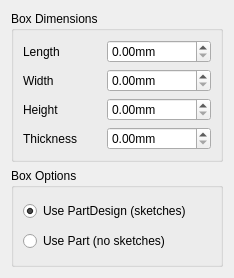
Old version of the form dialogs/basicbox.ui in the repository Eskibrew/LaserBoxTools.
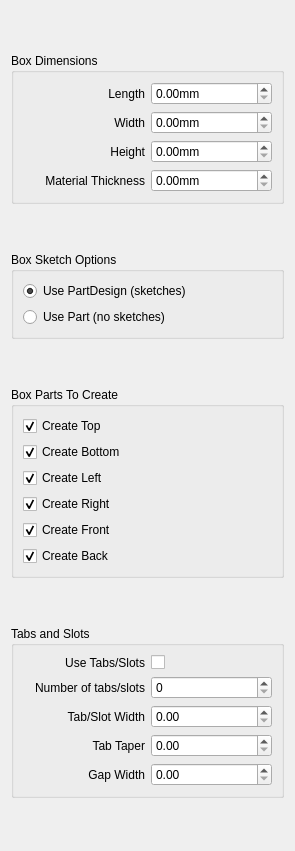
New version of the form.

Commit message: 1) When creating a box, add the option to include tabs and slots 2) Add a package.xml file 3) Clarify that make box creates a group of bodies

Patch:
```diff
--- a/dialogs/basicbox.ui
+++ b/dialogs/basicbox.ui
@@ -6,16 +6,28 @@
    <rect>
     <x>0</x>
     <y>0</y>
-    <width>234</width>
-    <height>278</height>
+    <width>295</width>
+    <height>851</height>
    </rect>
   </property>
+  <property name="minimumSize">
+   <size>
+    <width>0</width>
+    <height>851</height>
+   </size>
+  </property>
   <property name="windowTitle">
    <string>Dialog</string>
   </property>
-  <layout class="QGridLayout" name="gridLayout">
-   <item row="0" column="0">
+  <layout class="QVBoxLayout" name="verticalLayout_3">
+   <item>
     <widget class="QGroupBox" name="Dimensions">
+     <property name="sizePolicy">
+      <sizepolicy hsizetype="Preferred" vsizetype="Fixed">
+       <horstretch>0</horstretch>
+       <verstretch>0</verstretch>
+      </sizepolicy>
+     </property>
      <property name="title">
       <string>Box Dimensions</string>
      </property>
@@ -25,6 +37,9 @@
         <property name="text">
          <string>Length</string>
         </property>
+        <property name="alignment">
+         <set>Qt::AlignRight|Qt::AlignTrailing|Qt::AlignVCenter</set>
+        </property>
        </widget>
       </item>
       <item row="1" column="1">
@@ -55,6 +70,9 @@
         <property name="text">
          <string>Width</string>
         </property>
+        <property name="alignment">
+         <set>Qt::AlignRight|Qt::AlignTrailing|Qt::AlignVCenter</set>
+        </property>
        </widget>
       </item>
       <item row="2" column="1">
@@ -72,12 +90,18 @@
         <property name="text">
          <string>Height</string>
         </property>
+        <property name="alignment">
+         <set>Qt::AlignRight|Qt::AlignTrailing|Qt::AlignVCenter</set>
+        </property>
        </widget>
       </item>
       <item row="3" column="0">
        <widget class="QLabel" name="label_4">
         <property name="text">
-         <string>Thickness</string>
+         <string>Material Thickness</string>
+        </property>
+        <property name="alignment">
+         <set>Qt::AlignRight|Qt::AlignTrailing|Qt::AlignVCenter</set>
         </property>
        </widget>
       </item>
@@ -94,10 +118,16 @@
      </layout>
     </widget>
    </item>
-   <item row="1" column="0">
+   <item>
     <widget class="QGroupBox" name="groupBox">
+     <property name="sizePolicy">
+      <sizepolicy hsizetype="Preferred" vsizetype="Fixed">
+       <horstretch>0</horstretch>
+       <verstretch>0</verstretch>
+      </sizepolicy>
+     </property>
      <property name="title">
-      <string>Box Options</string>
+      <string>Box Sketch Options</string>
      </property>
      <layout class="QVBoxLayout" name="verticalLayout">
       <item>
@@ -120,6 +150,172 @@
      </layout>
     </widget>
    </item>
+   <item>
+    <widget class="QGroupBox" name="groupBox_2">
+     <property name="sizePolicy">
+      <sizepolicy hsizetype="Preferred" vsizetype="Fixed">
+       <horstretch>0</horstretch>
+       <verstretch>0</verstretch>
+      </sizepolicy>
+     </property>
+     <property name="title">
+      <string>Box Parts To Create</string>
+     </property>
+     <layout class="QVBoxLayout" name="verticalLayout_2">
+      <item>
+       <widget class="QCheckBox" name="cbTop">
+        <property name="text">
+         <string>Create Top</string>
+        </property>
+        <property name="checked">
+         <bool>true</bool>
+        </property>
+       </widget>
+      </item>
+      <item>
+       <widget class="QCheckBox" name="cbBottom">
+        <property name="text">
+         <string>Create Bottom</string>
+        </property>
+        <property name="checked">
+         <bool>true</bool>
+        </property>
+       </widget>
+      </item>
+      <item>
+       <widget class="QCheckBox" name="cbLeft">
+        <property name="text">
+         <string>Create Left</string>
+        </property>
+        <property name="checked">
+         <bool>true</bool>
+        </property>
+       </widget>
+      </item>
+      <item>
+       <widget class="QCheckBox" name="cbRight">
+        <property name="text">
+         <string>Create Right</string>
+        </property>
+        <property name="checked">
+         <bool>true</bool>
+        </property>
+       </widget>
+      </item>
+      <item>
+       <widget class="QCheckBox" name="cbFront">
+        <property name="text">
+         <string>Create Front</string>
+        </property>
+        <property name="checked">
+         <bool>true</bool>
+        </property>
+       </widget>
+      </item>
+      <item>
+       <widget class="QCheckBox" name="cbBack">
+        <property name="text">
+         <string>Create Back</string>
+        </property>
+        <property name="checked">
+         <bool>true</bool>
+        </property>
+       </widget>
+      </item>
+     </layout>
+    </widget>
+   </item>
+   <item>
+    <widget class="QGroupBox" name="groupBox_3">
+     <property name="sizePolicy">
+      <sizepolicy hsizetype="Preferred" vsizetype="Fixed">
+       <horstretch>0</horstretch>
+       <verstretch>0</verstretch>
+      </sizepolicy>
+     </property>
+     <property name="title">
+      <string>Tabs and Slots</string>
+     </property>
+     <layout class="QGridLayout" name="gridLayout">
+      <item row="4" column="0">
+       <widget class="QLabel" name="label_17">
+        <property name="text">
+         <string>Gap Width</string>
+        </property>
+        <property name="alignment">
+         <set>Qt::AlignRight|Qt::AlignTrailing|Qt::AlignVCenter</set>
+        </property>
+       </widget>
+      </item>
+      <item row="2" column="0">
+       <widget class="QLabel" name="label_16">
+        <property name="text">
+         <string>Tab/Slot Width</string>
+        </property>
+        <property name="alignment">
+         <set>Qt::AlignRight|Qt::AlignTrailing|Qt::AlignVCenter</set>
+        </property>
+       </widget>
+      </item>
+      <item row="0" column="0">
+       <widget class="QLabel" name="label_24">
+        <property name="text">
+         <string>Use Tabs/Slots</string>
+        </property>
+        <property name="alignment">
+         <set>Qt::AlignRight|Qt::AlignTrailing|Qt::AlignVCenter</set>
+        </property>
+       </widget>
+      </item>
+      <item row="1" column="0">
+       <widget class="QLabel" name="label_23">
+        <property name="text">
+         <string>Number of tabs/slots</string>
+        </property>
+        <property name="alignment">
+         <set>Qt::AlignRight|Qt::AlignTrailing|Qt::AlignVCenter</set>
+        </property>
+       </widget>
+      </item>
+      <item row="2" column="1">
+       <widget class="QDoubleSpinBox" name="TabSlotWidth"/>
+      </item>
+      <item row="4" column="1">
+       <widget class="QDoubleSpinBox" name="GapWidth"/>
+      </item>
+      <item row="1" column="1">
+       <widget class="QSpinBox" name="TabSlotCount">
+        <property name="minimum">
+         <number>0</number>
+        </property>
+        <property name="maximum">
+         <number>9999</number>
+        </property>
+       </widget>
+      </item>
+      <item row="0" column="1">
+       <widget class="QCheckBox" name="cbUseTabsAndSlots">
+        <property name="text">
+         <string/>
+        </property>
+       </widget>
+      </item>
+      <item row="3" column="1">
+       <widget class="QDoubleSpinBox" name="TabTaper"/>
+      </item>
+      <item row="3" column="0">
+       <widget class="QLabel" name="label_19">
+        <property name="text">
+         <string>Tab Taper</string>
+        </property>
+        <property name="alignment">
+         <set>Qt::AlignRight|Qt::AlignTrailing|Qt::AlignVCenter</set>
+        </property>
+       </widget>
+      </item>
+     </layout>
+    </widget>
+   </item>
   </layout>
  </widget>
  <tabstops>
```
The commit also changes 8 other files.
